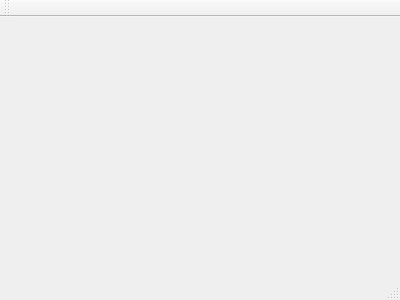
Before: the Qt Designer form ColorTable/mainwindow.ui in RichardHitier/tryQt, drawn with Qt 5.
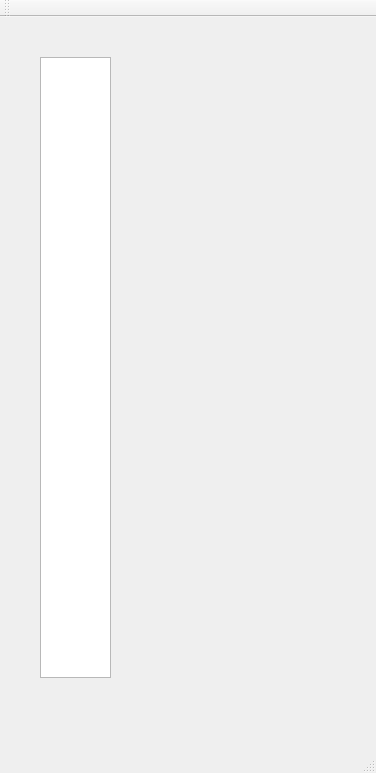
After: the same form once the commit is applied.

Diff of the .ui file:
```diff
--- a/ColorTable/mainwindow.ui
+++ b/ColorTable/mainwindow.ui
@@ -1,24 +1,50 @@
 <ui version="4.0">
  <class>MainWindow</class>
- <widget class="QMainWindow" name="MainWindow" >
-  <property name="geometry" >
+ <widget class="QMainWindow" name="MainWindow">
+  <property name="geometry">
    <rect>
     <x>0</x>
     <y>0</y>
-    <width>400</width>
-    <height>300</height>
+    <width>376</width>
+    <height>773</height>
    </rect>
   </property>
   <property name="windowTitle" >
    <string>MainWindow</string>
   </property>
-  <widget class="QMenuBar" name="menuBar" />
-  <widget class="QToolBar" name="mainToolBar" />
-  <widget class="QWidget" name="centralWidget" />
-  <widget class="QStatusBar" name="statusBar" />
+  <widget class="QWidget" name="centralWidget">
+   <widget class="QGraphicsView" name="graphicsView">
+    <property name="geometry">
+     <rect>
+      <x>40</x>
+      <y>40</y>
+      <width>71</width>
+      <height>621</height>
+     </rect>
+    </property>
+   </widget>
+  </widget>
+  <widget class="QMenuBar" name="menuBar">
+   <property name="geometry">
+    <rect>
+     <x>0</x>
+     <y>0</y>
+     <width>376</width>
+     <height>25</height>
+    </rect>
+   </property>
+  </widget>
+  <widget class="QToolBar" name="mainToolBar">
+   <attribute name="toolBarArea">
+    <enum>TopToolBarArea</enum>
+   </attribute>
+   <attribute name="toolBarBreak">
+    <bool>false</bool>
+   </attribute>
+  </widget>
+  <widget class="QStatusBar" name="statusBar"/>
  </widget>
- <layoutDefault spacing="6" margin="11" />
- <pixmapfunction></pixmapfunction>
+ <layoutdefault spacing="6" margin="11"/>
  <resources/>
  <connections/>
 </ui>
```
Left out of the diff: 3 changed lines with no effect on the pictures.
